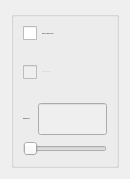
Old version of the form filter_options.ui in the repository TrinhLab/CASPERapp.
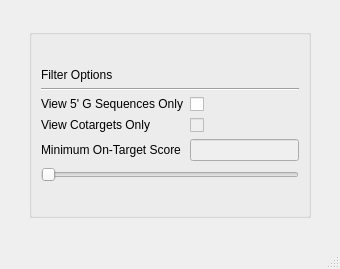
New version of the form.

Commit message: adding dynamic scaling for results section, off target, filter options, and cotargeting UI

```diff
--- a/filter_options.ui
+++ b/filter_options.ui
@@ -1,133 +1,130 @@
 <?xml version="1.0" encoding="UTF-8"?>
 <ui version="4.0">
- <class>Form</class>
- <widget class="QWidget" name="Form">
+ <class>MainWindow</class>
+ <widget class="QMainWindow" name="MainWindow">
   <property name="geometry">
    <rect>
     <x>0</x>
     <y>0</y>
-    <width>368</width>
-    <height>232</height>
+    <width>340</width>
+    <height>269</height>
    </rect>
   </property>
-  <property name="font">
-   <font>
-    <family>Arial</family>
-    <pointsize>1</pointsize>
-    <weight>50</weight>
-    <italic>false</italic>
-    <bold>false</bold>
-   </font>
-  </property>
   <property name="windowTitle">
    <string>Filter Options</string>
   </property>
-  <property name="styleSheet">
-   <string notr="true"/>
-  </property>
+  <widget class="QWidget" name="centralwidget">
   <layout class="QGridLayout" name="gridLayout_2">
-   <property name="sizeConstraint">
-    <enum>QLayout::SetFixedSize</enum>
-   </property>
-   <item row="0" column="0">
+    <item row="1" column="1" rowspan="2">
     <widget class="QGroupBox" name="filterBox">
-     <property name="minimumSize">
-      <size>
-       <width>0</width>
-       <height>150</height>
-      </size>
-     </property>
-     <property name="maximumSize">
-      <size>
-       <width>100000</width>
-       <height>3000</height>
-      </size>
-     </property>
-     <property name="font">
-      <font>
-       <family>Arial</family>
-       <weight>50</weight>
-       <italic>false</italic>
-       <bold>false</bold>
-      </font>
-     </property>
      <property name="title">
       <string/>
      </property>
+      <layout class="QGridLayout" name="gridLayout_3">
+       <item row="0" column="0">
      <layout class="QGridLayout" name="gridLayout">
+         <item row="4" column="1">
+          <widget class="QLineEdit" name="minScoreLine">
+           <property name="enabled">
+            <bool>false</bool>
+           </property>
+           <property name="sizePolicy">
+            <sizepolicy hsizetype="Expanding" vsizetype="Fixed">
+             <horstretch>0</horstretch>
+             <verstretch>0</verstretch>
+            </sizepolicy>
+           </property>
+          </widget>
+         </item>
       <item row="1" column="0" colspan="2">
+          <widget class="Line" name="line">
+           <property name="orientation">
+            <enum>Qt::Horizontal</enum>
+           </property>
+          </widget>
+         </item>
+         <item row="3" column="1">
        <widget class="QCheckBox" name="cotarget_checkbox">
         <property name="enabled">
          <bool>false</bool>
         </property>
-        <property name="minimumSize">
-         <size>
-          <width>0</width>
-          <height>50</height>
-         </size>
-        </property>
-        <property name="font">
-         <font>
-          <family>Arial</family>
-          <weight>50</weight>
-          <italic>false</italic>
-          <bold>false</bold>
-         </font>
-        </property>
-        <property name="toolTip">
-         <string>Cotargeting must already have been run to use this option. Filters out guides that don't have multi-endonuclease targeting capabilities.</string>
+           <property name="sizePolicy">
+            <sizepolicy hsizetype="Fixed" vsizetype="Fixed">
+             <horstretch>0</horstretch>
+             <verstretch>0</verstretch>
+            </sizepolicy>
         </property>
         <property name="text">
-         <string>View Cotargets Only</string>
+            <string/>
         </property>
        </widget>
       </item>
-      <item row="0" column="0" colspan="2">
+         <item row="2" column="1">
        <widget class="QCheckBox" name="fivegseqCheckBox">
-        <property name="toolTip">
-         <string>&lt;html&gt;&lt;head/&gt;&lt;body&gt;&lt;p&gt;Filters for guides containing a G residue at their 5' end. This may be useful for optimizing guide expression under some promoters.&lt;/p&gt;&lt;/body&gt;&lt;/html&gt;</string>
+           <property name="sizePolicy">
+            <sizepolicy hsizetype="Fixed" vsizetype="Fixed">
+             <horstretch>0</horstretch>
+             <verstretch>0</verstretch>
+            </sizepolicy>
         </property>
         <property name="text">
-         <string>View 5' G Sequences Only</string>
+            <string/>
+           </property>
+          </widget>
+         </item>
+         <item row="4" column="0">
+          <widget class="QLabel" name="label_3">
+           <property name="sizePolicy">
+            <sizepolicy hsizetype="Fixed" vsizetype="Fixed">
+             <horstretch>0</horstretch>
+             <verstretch>0</verstretch>
+            </sizepolicy>
+           </property>
+           <property name="text">
+            <string>Minimum On-Target Score</string>
+           </property>
+          </widget>
+         </item>
+         <item row="3" column="0">
+          <widget class="QLabel" name="label_2">
+           <property name="sizePolicy">
+            <sizepolicy hsizetype="Fixed" vsizetype="Fixed">
+             <horstretch>0</horstretch>
+             <verstretch>0</verstretch>
+            </sizepolicy>
+           </property>
+           <property name="text">
+            <string>View Cotargets Only</string>
         </property>
        </widget>
       </item>
       <item row="2" column="0">
-       <widget class="QLabel" name="label_12">
-        <property name="minimumSize">
-         <size>
-          <width>0</width>
-          <height>32</height>
-         </size>
-        </property>
-        <property name="toolTip">
-         <string>Filter guides based on minimum desired on-target score.</string>
-        </property>
+          <widget class="QLabel" name="label">
+           <property name="sizePolicy">
+            <sizepolicy hsizetype="Fixed" vsizetype="Fixed">
+             <horstretch>0</horstretch>
+             <verstretch>0</verstretch>
+            </sizepolicy>
+           </property>
         <property name="text">
-         <string>Minimum Score:</string>
+            <string>View 5' G Sequences Only</string>
         </property>
        </widget>
       </item>
-      <item row="2" column="1">
-       <widget class="QLineEdit" name="minScoreLine">
-        <property name="enabled">
-         <bool>false</bool>
-        </property>
-        <property name="minimumSize">
-         <size>
-          <width>0</width>
-          <height>32</height>
-         </size>
-        </property>
-        <property name="maximumSize">
-         <size>
-          <width>1000000</width>
-          <height>16777215</height>
-         </size>
-        </property>
-       </widget>
-      </item>
-      <item row="6" column="0" colspan="2">
+         <item row="0" column="0" colspan="2">
+          <widget class="QLabel" name="title">
+           <property name="sizePolicy">
+            <sizepolicy hsizetype="Fixed" vsizetype="Fixed">
+             <horstretch>0</horstretch>
+             <verstretch>0</verstretch>
+            </sizepolicy>
+           </property>
+           <property name="text">
+            <string>Filter Options</string>
+           </property>
+          </widget>
+         </item>
+         <item row="5" column="0" colspan="2">
        <widget class="QSlider" name="scoreSlider">
         <property name="orientation">
          <enum>Qt::Horizontal</enum>
@@ -135,9 +132,77 @@
        </widget>
       </item>
      </layout>
-    </widget>
-   </item>
-  </layout>
+       </item>
+      </layout>
+     </widget>
+    </item>
+    <item row="3" column="1">
+     <spacer name="verticalSpacer">
+      <property name="orientation">
+       <enum>Qt::Vertical</enum>
+      </property>
+      <property name="sizeType">
+       <enum>QSizePolicy::Fixed</enum>
+      </property>
+      <property name="sizeHint" stdset="0">
+       <size>
+        <width>20</width>
+        <height>20</height>
+       </size>
+      </property>
+     </spacer>
+    </item>
+    <item row="0" column="1">
+     <spacer name="verticalSpacer_2">
+      <property name="orientation">
+       <enum>Qt::Vertical</enum>
+      </property>
+      <property name="sizeType">
+       <enum>QSizePolicy::Fixed</enum>
+      </property>
+      <property name="sizeHint" stdset="0">
+       <size>
+        <width>20</width>
+        <height>20</height>
+       </size>
+      </property>
+     </spacer>
+    </item>
+    <item row="1" column="0">
+     <spacer name="horizontalSpacer">
+      <property name="orientation">
+       <enum>Qt::Horizontal</enum>
+      </property>
+      <property name="sizeType">
+       <enum>QSizePolicy::Fixed</enum>
+      </property>
+      <property name="sizeHint" stdset="0">
+       <size>
+        <width>20</width>
+        <height>20</height>
+       </size>
+      </property>
+     </spacer>
+    </item>
+    <item row="1" column="2">
+     <spacer name="horizontalSpacer_2">
+      <property name="orientation">
+       <enum>Qt::Horizontal</enum>
+      </property>
+      <property name="sizeType">
+       <enum>QSizePolicy::Fixed</enum>
+      </property>
+      <property name="sizeHint" stdset="0">
+       <size>
+        <width>20</width>
+        <height>20</height>
+       </size>
+      </property>
+     </spacer>
+    </item>
+   </layout>
+  </widget>
+  <widget class="QStatusBar" name="statusbar"/>
  </widget>
  <resources/>
  <connections/>
```
Left out of the diff: 2 changed lines with no effect on the pictures. Lines whose indentation alone changed are shown as unchanged. The commit also changes 12 other files.
